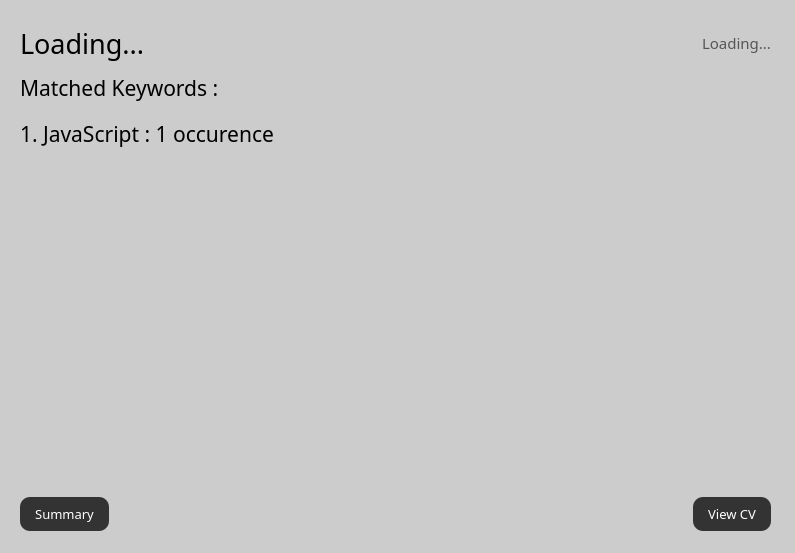
Old version of the form src/ui/result_card.ui in the repository RealNath/Tubes3_hr.
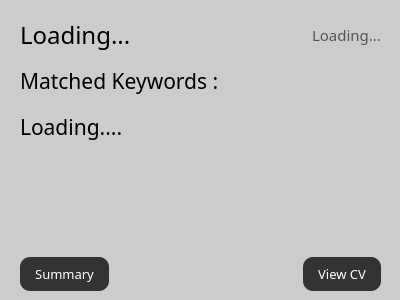
New version of the form.

Commit message: feat : added widget for search result

The edit to the form file:
```diff
--- a/src/ui/result_card.ui
+++ b/src/ui/result_card.ui
@@ -6,10 +6,22 @@
    <rect>
     <x>0</x>
     <y>0</y>
-    <width>795</width>
-    <height>553</height>
+    <width>400</width>
+    <height>300</height>
    </rect>
   </property>
+  <property name="sizePolicy">
+   <sizepolicy hsizetype="Minimum" vsizetype="Minimum">
+    <horstretch>0</horstretch>
+    <verstretch>0</verstretch>
+   </sizepolicy>
+  </property>
+  <property name="minimumSize">
+   <size>
+    <width>400</width>
+    <height>300</height>
+   </size>
+  </property>
   <property name="windowTitle">
    <string>Form</string>
   </property>
@@ -21,13 +33,31 @@
   <widget class="QWidget" name="verticalLayoutWidget">
    <property name="geometry">
     <rect>
-     <x>20</x>
-     <y>20</y>
-     <width>751</width>
-     <height>511</height>
+     <x>0</x>
+     <y>0</y>
+     <width>401</width>
+     <height>301</height>
     </rect>
    </property>
    <layout class="QVBoxLayout" name="verticalLayout">
+    <property name="spacing">
+     <number>6</number>
+    </property>
+    <property name="sizeConstraint">
+     <enum>QLayout::SetDefaultConstraint</enum>
+    </property>
+    <property name="leftMargin">
+     <number>20</number>
+    </property>
+    <property name="topMargin">
+     <number>10</number>
+    </property>
+    <property name="rightMargin">
+     <number>20</number>
+    </property>
+    <property name="bottomMargin">
+     <number>10</number>
+    </property>
     <item>
      <layout class="QHBoxLayout" name="horizontalLayout">
       <property name="spacing">
@@ -42,15 +72,15 @@
       <item>
        <widget class="QLabel" name="name">
         <property name="sizePolicy">
-         <sizepolicy hsizetype="Preferred" vsizetype="Fixed">
+         <sizepolicy hsizetype="Minimum" vsizetype="Fixed">
           <horstretch>0</horstretch>
           <verstretch>0</verstretch>
          </sizepolicy>
         </property>
         <property name="minimumSize">
          <size>
-          <width>50</width>
-          <height>0</height>
+          <width>100</width>
+          <height>40</height>
          </size>
         </property>
         <property name="maximumSize">
@@ -62,7 +92,7 @@
         <property name="font">
          <font>
           <family>Futura Hv BT</family>
-          <pointsize>20</pointsize>
+          <pointsize>18</pointsize>
           <weight>50</weight>
           <bold>false</bold>
          </font>
@@ -75,11 +105,23 @@
       <item>
        <widget class="QLabel" name="matches_number">
         <property name="sizePolicy">
-         <sizepolicy hsizetype="Preferred" vsizetype="Fixed">
+         <sizepolicy hsizetype="Minimum" vsizetype="Fixed">
           <horstretch>0</horstretch>
           <verstretch>0</verstretch>
          </sizepolicy>
         </property>
+        <property name="minimumSize">
+         <size>
+          <width>30</width>
+          <height>0</height>
+         </size>
+        </property>
+        <property name="maximumSize">
+         <size>
+          <width>200</width>
+          <height>16777215</height>
+         </size>
+        </property>
         <property name="font">
          <font>
           <family>Bahnschrift Light</family>
@@ -135,7 +177,19 @@
      </spacer>
     </item>
     <item>
-     <widget class="QLabel" name="label">
+     <widget class="QLabel" name="matched_keywords">
+      <property name="sizePolicy">
+       <sizepolicy hsizetype="Preferred" vsizetype="Minimum">
+        <horstretch>0</horstretch>
+        <verstretch>0</verstretch>
+       </sizepolicy>
+      </property>
+      <property name="minimumSize">
+       <size>
+        <width>0</width>
+        <height>110</height>
+       </size>
+      </property>
       <property name="font">
        <font>
         <family>Bahnschrift Light</family>
@@ -143,7 +197,7 @@
        </font>
       </property>
       <property name="text">
-       <string>1. JavaScript : 1 occurence</string>
+       <string>Loading....</string>
       </property>
       <property name="alignment">
        <set>Qt::AlignLeading|Qt::AlignLeft|Qt::AlignTop</set>
```
Left out of the diff: 4 changed lines with no effect on the pictures. The commit also changes 4 other files.
